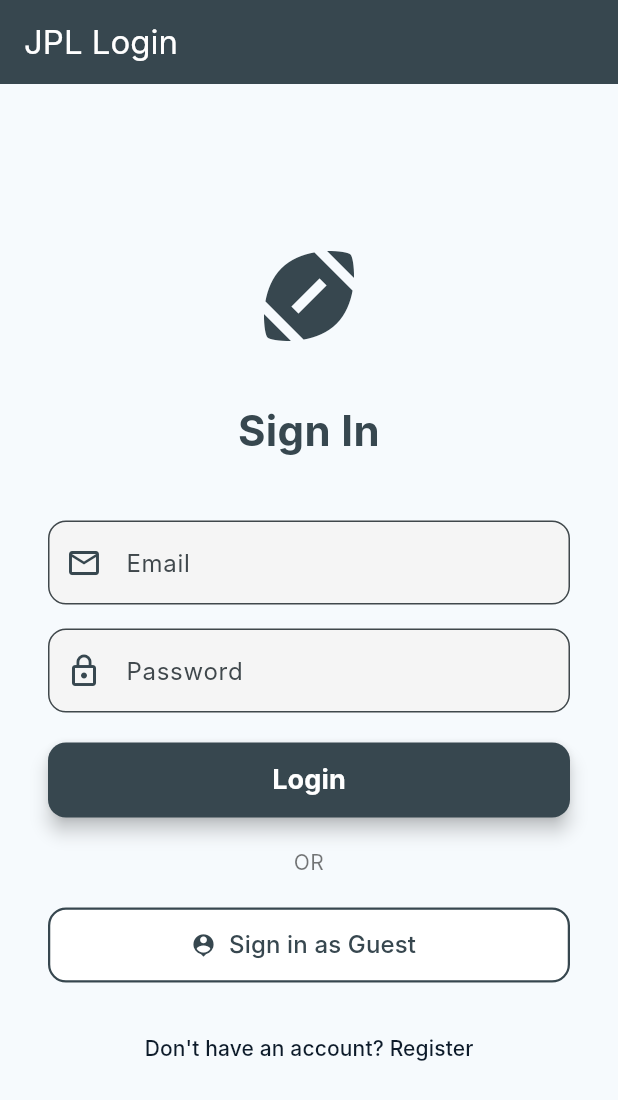
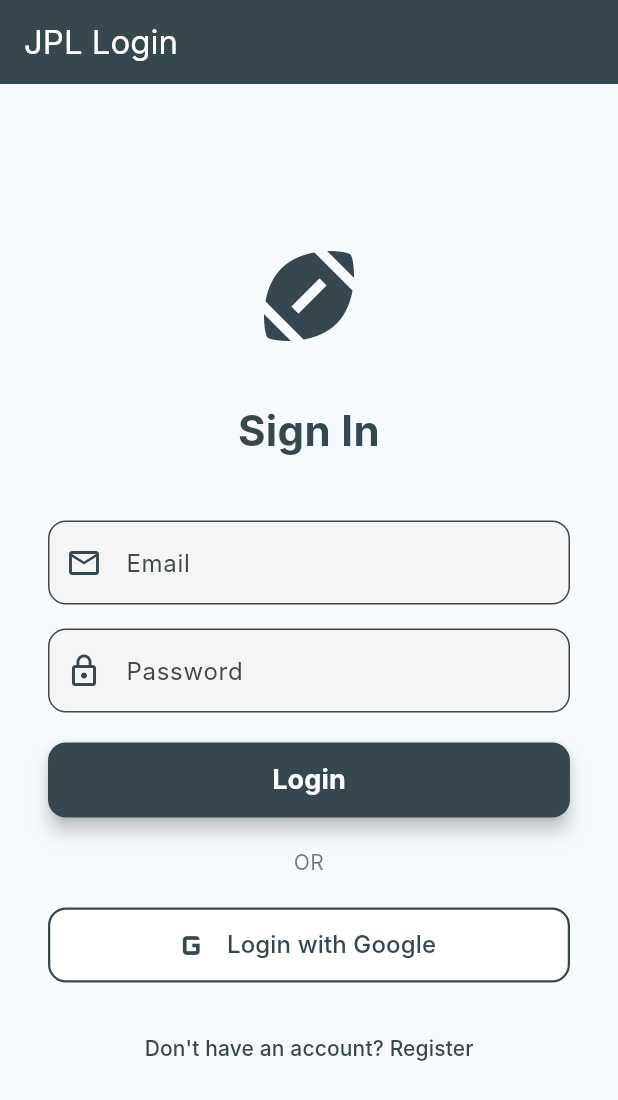
Before and after one commit to 72485/jersey_premier_league_app, a Flutter app: the screen it shows after launch, on a phone screen of 412 x 824 dp. Shown: the top 1100 px of the screen. Run offline on Flutter 3.47's test engine with Material 3 defaults, Android fonts, the phone set to English and light mode, and no system bars; our stand-ins replace google_sign_in; Roboto replaces fonts that are missing (Inter).

```diff
--- a/lib/pages/login_page.dart
+++ b/lib/pages/login_page.dart
@@ -5,14 +5,13 @@ import 'package:jersey_premier_league/models/user_model.dart';
 typedef SignInCallback = Future<User?> Function(String email, String password);
 typedef GoToRegisterCallback = VoidCallback;
 
-// Define a theme color for consistency (used by other pages too)
-const Color primaryColor = Color(0xFF0D1B2A); // Dark Blue
+// REMOVED: const Color primaryColor = Color(0xFF0D1B2A); // Dark Blue (No longer needed, using theme)
 
 class LoginPage extends StatefulWidget {
   final SignInCallback onSignIn;
-  final Future<User?> Function() onGoogleSignIn; // Now uses the new Guest Login signature
+  final Future<User?> Function() onGoogleSignIn; // Used for Google/mock sign in
   final GoToRegisterCallback onGoToRegister;
-  final bool isLoading; // Not used locally, but kept for main.dart consistency
+  final bool isLoading;
 
   const LoginPage({
     super.key,
@@ -30,7 +29,7 @@ class _LoginPageState extends State<LoginPage> {
   final TextEditingController _emailController = TextEditingController();
   final TextEditingController _passwordController = TextEditingController();
   String? _errorMessage;
-  bool _localLoading = false; // Separate loading state for the buttons
+  bool _localLoading = false;
 
   // --- Core Login Logic ---
   void _attemptLogin() async {
@@ -55,10 +54,9 @@ class _LoginPageState extends State<LoginPage> {
         _passwordController.text.trim(),
       );
 
-      // IMPORTANT: If 'user' is returned successfully, the AuthService state changes,
-      // and main.dart automatically navigates. We do NOT need to call setState to stop loading.
+      // If 'user' is returned successfully, the AuthService state changes,
+      // and main.dart automatically navigates.
       if (user == null) {
-        // Login failed (AuthService returned null, indicating invalid credentials)
         if (mounted) {
           setState(() {
             _errorMessage = 'Invalid email or password. Please try again.';
@@ -66,7 +64,6 @@ class _LoginPageState extends State<LoginPage> {
           });
         }
       }
-      // If user is NOT null, main.dart's ValueListenableBuilder handles the navigation.
 
       // Optional: Clear fields on success
       _emailController.clear();
@@ -76,17 +73,15 @@ class _LoginPageState extends State<LoginPage> {
       // API or Network Error
       if (mounted) {
         setState(() {
-          _errorMessage = e.toString().contains('Invalid credentials')
-              ? 'Invalid email or password.'
-              : 'Login failed: ${e.toString().replaceAll('Exception: ', '')}';
+          _errorMessage = 'Login failed: ${e.toString().replaceAll('Exception: ', '')}';
           _localLoading = false;
         });
       }
     }
   }
 
-  // --- Guest Login Logic ---
-  void _attemptGuestLogin() async {
+  // ⚡ FIX: Renamed method to _attemptGoogleLogin for clarity
+  void _attemptGoogleLogin() async {
     if (_localLoading) return;
 
     setState(() {
@@ -95,13 +90,22 @@ class _LoginPageState extends State<LoginPage> {
     });
 
     try {
-      // Assuming onGoogleSignIn is now used for guest sign-in
+      // Calls the new signInWithGoogle (mock) method via the widget callback
       await widget.onGoogleSignIn();
-      // If successful, main.dart navigates, so we stop loading.
+      // If successful (if mock was removed and actual sign-in implemented), main.dart navigates.
+    } on Exception catch (e) {
+      // Display the specific error message from the service
+      if (mounted) {
+        setState(() {
+          // Use the specific message from the AuthService: "Google Sign-In is not yet implemented."
+          _errorMessage = e.toString().replaceFirst('Exception: ', '');
+          _localLoading = false;
+        });
+      }
     } catch (e) {
       if (mounted) {
         setState(() {
-          _errorMessage = 'Guest sign-in failed: API not implemented.';
+          _errorMessage = 'An unknown error occurred during Google sign-in.';
           _localLoading = false;
         });
       }
@@ -111,7 +115,6 @@ class _LoginPageState extends State<LoginPage> {
 
   @override
   Widget build(BuildContext context) {
-    // We use a combined loading state to disable all buttons during any auth attempt
     // Access ambient primary color from the theme
     final themePrimaryColor = Theme.of(context).colorScheme.primary;
 
@@ -209,19 +212,23 @@ class _LoginPageState extends State<LoginPage> {
               const Text('OR', style: TextStyle(color: Colors.black54), textAlign: TextAlign.center),
               const SizedBox(height: 20),
 
-              // Guest Login Button (Mocked)
+              // Google Login Button
               OutlinedButton.icon(
-                onPressed: combinedLoading ? null : _attemptGuestLogin,
-                // Use theme color for icon/text
-                icon: Icon(Icons.person_pin, color: themePrimaryColor),
+                // ⚡ FIX: Use the new _attemptGoogleLogin method
+                onPressed: combinedLoading ? null : _attemptGoogleLogin,
+                // Use a Google-like icon
+                icon: Icon(
+                  Icons.g_mobiledata_outlined,
+                  color: themePrimaryColor,
+                  size: 30,
+                ),
                 label: Text(
-                  'Sign in as Guest',
+                  'Login with Google',
                   style: TextStyle(fontSize: 16, color: themePrimaryColor),
                 ),
                 style: OutlinedButton.styleFrom(
                   minimumSize: const Size(double.infinity, 50),
                   shape: RoundedRectangleBorder(borderRadius: BorderRadius.circular(12)),
-                  // Use theme color for border
                   side: BorderSide(color: themePrimaryColor, width: 1.5),
                   backgroundColor: Colors.white,
                 ),
@@ -231,7 +238,8 @@ class _LoginPageState extends State<LoginPage> {
               // Go to Register
               TextButton(
                 onPressed: combinedLoading ? null : widget.onGoToRegister,
-                child: const Text('Don\'t have an account? Register', style: TextStyle(color: primaryColor)),
+                // ⚡ FIX: Use themePrimaryColor instead of hardcoded primaryColor
+                child: Text('Don\'t have an account? Register', style: TextStyle(color: themePrimaryColor)),
               ),
             ],
           ),
--- a/lib/services/auth_service.dart
+++ b/lib/services/auth_service.dart
@@ -3,6 +3,8 @@ import 'package:jersey_premier_league/models/user_model.dart';
 import 'package:http/http.dart' as http; // Official HTTP package for network calls
 import 'dart:convert'; // Required for JSON encoding/decoding
 import 'dart:async';
+// ⚡ ADD: You need to add 'google_sign_in: ^6.1.0' (or latest) to your pubspec.yaml
+import 'package:google_sign_in/google_sign_in.dart';
 
 // --- Configuration ---
 // IMPORTANT: Reverting to 10.0.2.2 as the backend server is running and accessible
@@ -206,4 +208,51 @@ class AuthService {
     // Password change is successful (no need to update user object, as token is unchanged)
     // The backend handles the actual password hash update.
   }
+
+  // ⚡ ACTUAL IMPLEMENTATION: Now uses Google Sign-In and calls the backend
+  Future<User?> signInWithGoogle() async {
+    // ----------------------------------------------------
+    // 1. Initialize Google Sign-In
+    final GoogleSignIn googleSignIn = GoogleSignIn();
+
+    // 2. Perform sign-in and get authentication details
+    final GoogleSignInAccount? googleUser = await googleSignIn.signIn();
+
+    if (googleUser == null) {
+      // User cancelled the sign-in process
+      throw Exception('Google Sign-In cancelled by user.');
+    }
+
+    final GoogleSignInAuthentication googleAuth = await googleUser.authentication;
+    final String? idToken = googleAuth.idToken;
+
+    if (idToken == null) {
+      throw Exception('Failed to retrieve Google ID Token.');
+    }
+
+    // final String idToken = googleAuth.idToken!; // The token to send to the backend
+    // ----------------------------------------------------
+
+    // ⚠️ Placeholder: You must replace this with the real token retrieval flow above
+    //const String idToken = 'REAL_GOOGLE_ID_TOKEN_PLACEHOLDER';
+
+    try {
+      // 3. Send ID token to your backend via a new endpoint
+      final response = await _post(
+        '/api/auth/google',
+        {
+          'id_token': idToken,
+        },
+      );
+
+      // 4. Backend returns User object + JWT
+      final user = User.fromJson(response);
+      currentUserNotifier.value = user;
+
+      return user;
+    } on Exception catch (e) {
+      debugPrint('Google Sign-In API Error: $e');
+      throw Exception(e.toString().replaceFirst('Exception: ', 'Google Sign-In failed: '));
+    }
+  }
 }
--- a/pubspec.yaml
+++ b/pubspec.yaml
@@ -31,6 +31,7 @@ dependencies:
   flutter:
     sdk: flutter
   http: ^1.1.0
+  google_sign_in: ^6.1.0
   # The following adds the Cupertino Icons font to your application.
   # Use with the CupertinoIcons class for iOS style icons.
   cupertino_icons: ^1.0.8
```
Also changed, not shown: pubspec.lock, 2 other files.
